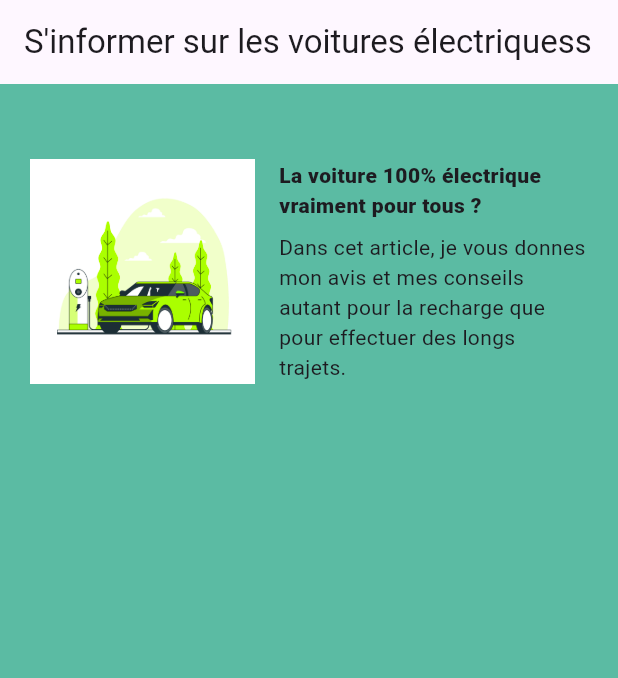
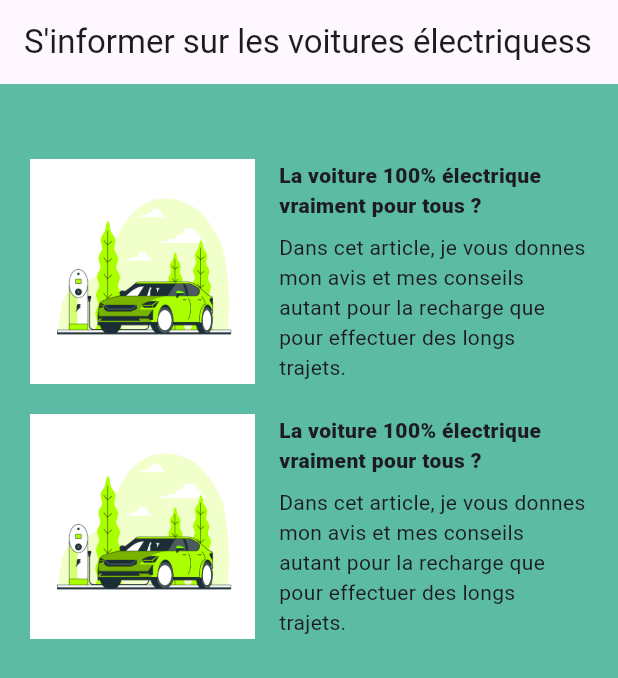
Before and after one commit to Christophe-miranville/blog_azurtech, a Flutter app: the screen it shows after launch, on a phone screen of 412 x 824 dp. Shown: the top 678 px of the screen. Run offline on Flutter 3.47's test engine with Material 3 defaults, Android fonts, the phone set to English and light mode, and no system bars.

Commit message:
two_same_card_article_on_home

```diff
--- a/lib/views/pages/home/home.dart
+++ b/lib/views/pages/home/home.dart
@@ -19,7 +19,10 @@ class _HomePageState extends State<HomePage> {
       body: SingleChildScrollView(
         child: Padding(
             padding: const EdgeInsets.symmetric(vertical: 50, horizontal: 20),
-            child: Row(children: [
+            child: //il faut ajouter un enfant qui englobe les articles pour les mettre en colonne
+                Column(crossAxisAlignment: CrossAxisAlignment.start, children: [
+              Row(
+                children: [
                   Image.asset(
                     'assets/images/picture_ve.jpg',
                     width: 150,
@@ -41,8 +44,39 @@ class _HomePageState extends State<HomePage> {
                         Text(
                             'Dans cet article, je vous donnes mon avis et mes conseils autant pour la recharge que pour effectuer des longs trajets.'),
                       ]))
+                ],
+              ), // on ferme le premier row=article
+              // on ajoute un espace entre les articles
+              const SizedBox(
+                height: 20,
+              ),
+// on ouvre le deuxieme row=article en DUR aussi pour visualiser le front
+              Row(
+                children: [
+                  Image.asset(
+                    'assets/images/picture_ve.jpg',
+                    width: 150,
+                  ),
+                  const SizedBox(
+                    width: 16,
+                  ),
+                  const Expanded(
+                      child: Column(
+                          crossAxisAlignment: CrossAxisAlignment.start,
+                          children: [
+                        Text(
+                          'La voiture 100% électrique vraiment pour tous ?',
+                          style: TextStyle(fontWeight: FontWeight.w800),
+                        ),
+                        SizedBox(
+                          height: 8,
+                        ),
+                        Text(
+                            'Dans cet article, je vous donnes mon avis et mes conseils autant pour la recharge que pour effectuer des longs trajets.'),
+                      ]))
+                ],
+              ) // on ferme le deuxieme row=article
             ])),
-
       ),
     );
   }
```
Lines whose indentation alone changed are shown as unchanged.
